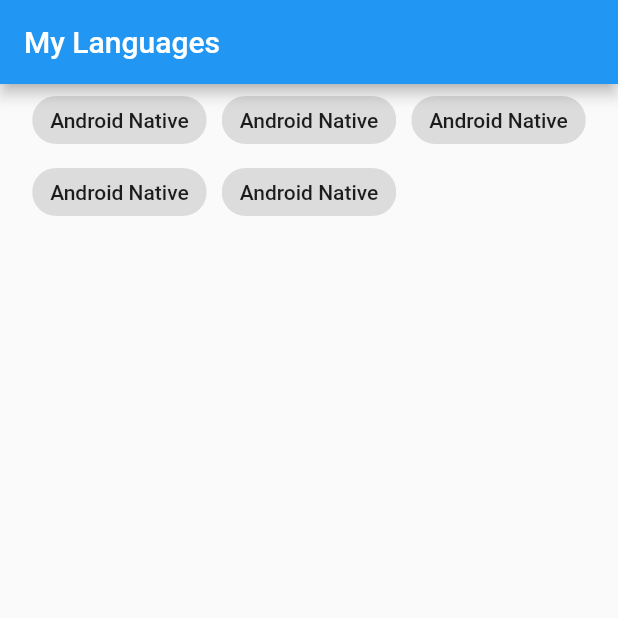
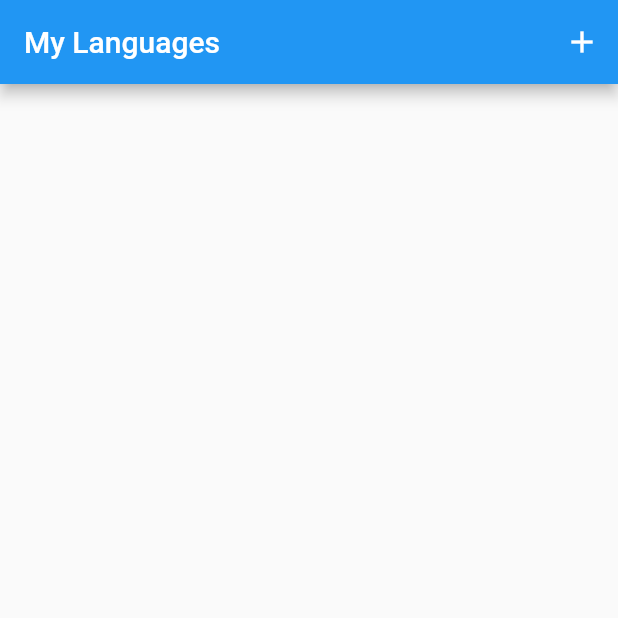
Before and after one commit to Natayoane/flutter, a Flutter app: the screen it shows after launch, on a phone screen of 412 x 824 dp, the top half of it. Run offline on Flutter 3.47's test engine with Material 2 defaults, Android fonts, the phone set to English and light mode, and no system bars.

Commit message:
Aula 2 - AddLanguage

```diff
--- a/states_widgets_routes/lib/main.dart
+++ b/states_widgets_routes/lib/main.dart
@@ -1,4 +1,5 @@
 import 'package:flutter/material.dart';
+import 'package:states_widgets_routes/screens/add.dart';
 
 import 'screens/home.dart';
 
@@ -16,7 +17,10 @@ class MyApp extends StatelessWidget {
       theme: ThemeData(
         primarySwatch: Colors.blue,
       ),
-      home: const MyHomePage(),
-    );
+      initialRoute: "/",
+      routes: {
+        "/": (context) => const MyHomePage(),
+        "/add": (context) => AddLanguage(),
+      });
   }
 }
--- /dev/null
+++ b/states_widgets_routes/lib/screens/constants.dart
@@ -0,0 +1,4 @@
+import 'package:flutter/widgets.dart';
+
+const EdgeInsets paddingAll = EdgeInsets.all(16);
+const EdgeInsets paddingOnly = EdgeInsets.only(top: 16);
--- a/states_widgets_routes/lib/screens/home.dart
+++ b/states_widgets_routes/lib/screens/home.dart
@@ -10,20 +10,19 @@ class MyHomePage extends StatefulWidget {
 }
 
 class _MyHomePageState extends State<MyHomePage> {
-  List<Language> languages = [
-    Language("Android Native", "Languages C, Java and Kotlin"),
-    Language("Android Native", "Languages C, Java and Kotlin"),
-    Language("Android Native", "Languages C, Java and Kotlin"),
-    Language("Android Native", "Languages C, Java and Kotlin"),
-    Language("Android Native", "Languages C, Java and Kotlin"),
-  ];
+  List<Language> languages = [];
 
   Widget title = const Text("My Languages");
 
   @override
   Widget build(BuildContext context) {
-    return Scaffold(
-      appBar: AppBar(title: title),
+    return
+    Scaffold(
+      appBar: AppBar(title: title,
+       actions: [
+        IconButton(onPressed: _goToAddLanguage, icon: const Icon(Icons.add))
+      ]),
+
       body: Column(children: [
         Wrap(
           spacing: 10,
@@ -34,6 +33,13 @@ class _MyHomePageState extends State<MyHomePage> {
     );
   }
 
+  void _goToAddLanguage(){
+    Future future = Navigator.pushNamed(context, "/add");
+    future.then((value) => setState((){
+      languages.add(value);
+    }));
+  }
+
   List<ChoiceChip> buildChoices() {
     return languages.map((l) => ChoiceChip(
       label: Text(l.title),
@@ -41,7 +47,6 @@ class _MyHomePageState extends State<MyHomePage> {
       onSelected: (value) => setState(() {
         l.selected = value;
       }))).toList();
-
   }
 
   List<Widget> buildItemsList() {
```
Also changed, not shown: states_widgets_routes/lib/screens/add.dart (added, +67 -0 lines).
